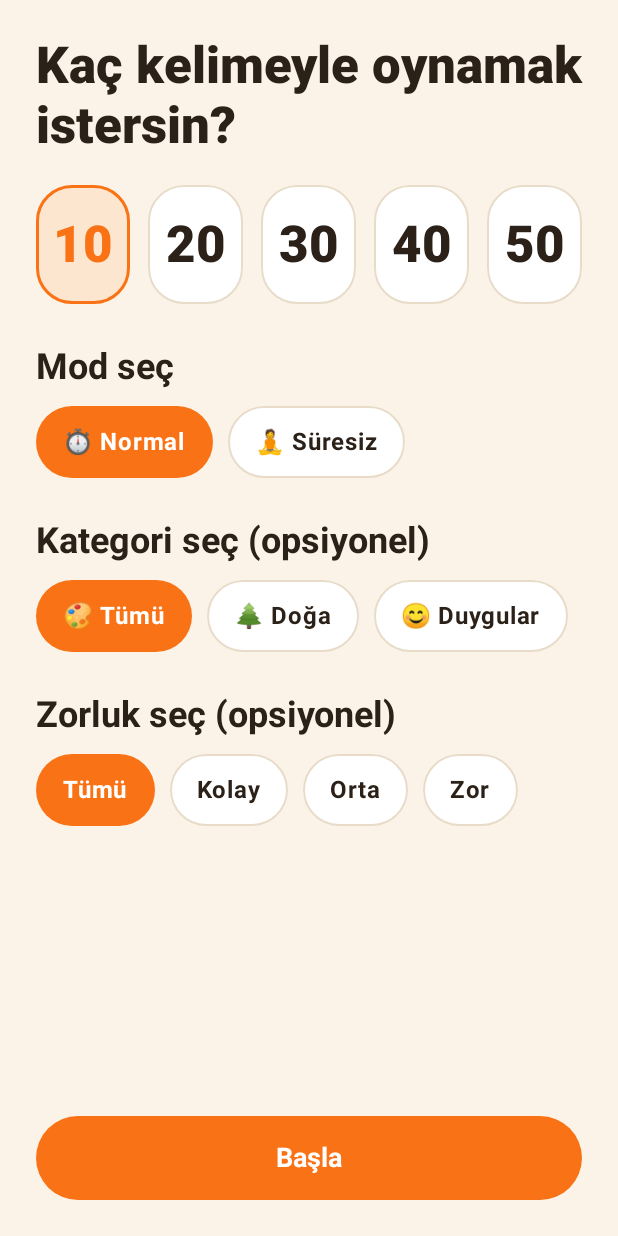
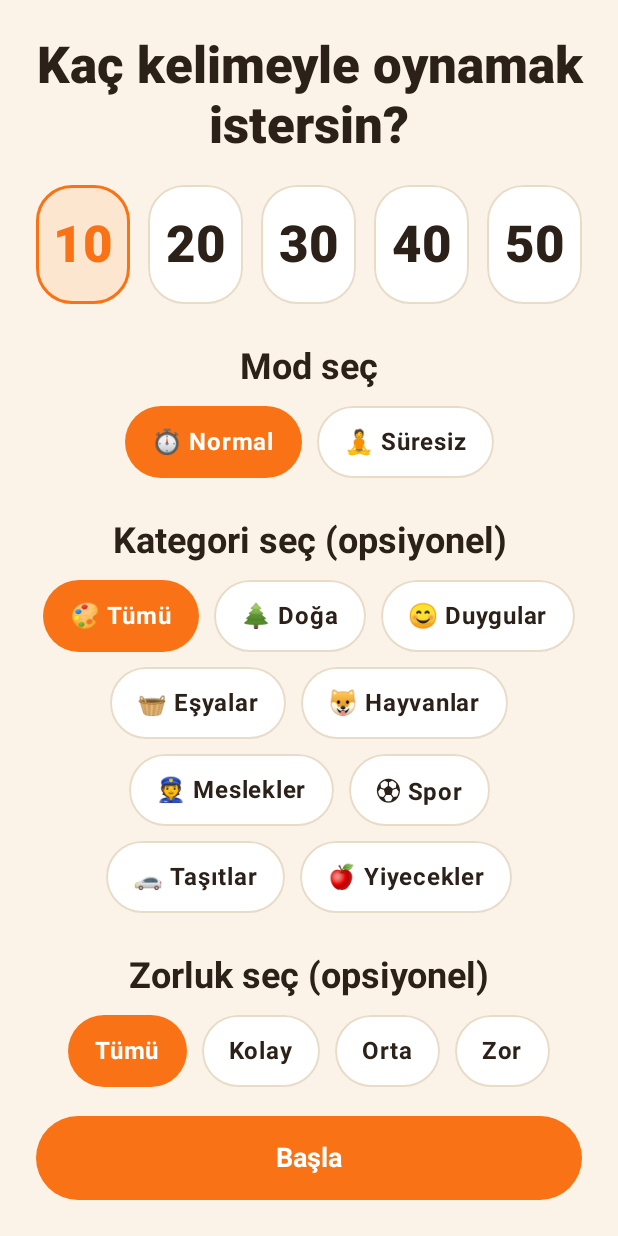
Before and after one commit to sualtikasifi/app-ads, an Android app built with Jetpack Compose: the WordCountScreen screen opened through its navigation route, on a phone screen of 412 x 824 dp. Run offline under Robolectric (Android 15) with nearby library versions, the phone set to English and light mode, and no system bars; our stand-ins replace Dagger/Hilt's generated code.

Commit message:
Center word-count screen content; wrap category chips instead of scrolling
- All section titles and chip rows on the word-count screen are now
  centered instead of left-aligned.
- Category chips moved from a horizontally-scrolling LazyRow to a
  FlowRow, so all ~9 chips wrap onto a couple of lines and stay fully
  visible on screen instead of being scrolled off to the side.

Verified with ./gradlew :app:compileDebugKotlin (no APK build per
request — will assemble when asked).

```diff
--- a/cizim-hafiza/app/src/main/java/com/sualtikasifi/cizimhafiza/presentation/wordcount/WordCountScreen.kt
+++ b/cizim-hafiza/app/src/main/java/com/sualtikasifi/cizimhafiza/presentation/wordcount/WordCountScreen.kt
@@ -2,14 +2,14 @@ package com.sualtikasifi.cizimhafiza.presentation.wordcount
 
 import androidx.compose.foundation.layout.Arrangement
 import androidx.compose.foundation.layout.Column
+import androidx.compose.foundation.layout.ExperimentalLayoutApi
+import androidx.compose.foundation.layout.FlowRow
 import androidx.compose.foundation.layout.Row
 import androidx.compose.foundation.layout.Spacer
 import androidx.compose.foundation.layout.fillMaxSize
 import androidx.compose.foundation.layout.fillMaxWidth
 import androidx.compose.foundation.layout.height
 import androidx.compose.foundation.layout.padding
-import androidx.compose.foundation.lazy.LazyRow
-import androidx.compose.foundation.lazy.items
 import androidx.compose.foundation.rememberScrollState
 import androidx.compose.foundation.verticalScroll
 import androidx.compose.material3.MaterialTheme
@@ -18,8 +18,10 @@ import androidx.compose.material3.Text
 import androidx.compose.runtime.Composable
 import androidx.compose.runtime.collectAsState
 import androidx.compose.runtime.getValue
+import androidx.compose.ui.Alignment
 import androidx.compose.ui.Modifier
 import androidx.compose.ui.res.stringResource
+import androidx.compose.ui.text.style.TextAlign
 import androidx.compose.ui.unit.dp
 import androidx.hilt.navigation.compose.hiltViewModel
 import com.sualtikasifi.cizimhafiza.R
@@ -29,6 +31,7 @@ import com.sualtikasifi.cizimhafiza.presentation.common.PrimaryButton
 import com.sualtikasifi.cizimhafiza.presentation.common.SelectableChip
 import com.sualtikasifi.cizimhafiza.presentation.common.SelectableCountCard
 
+@OptIn(ExperimentalLayoutApi::class)
 @Composable
 fun WordCountScreen(
     onStart: (count: Int, category: String?, difficulty: Difficulty?, mode: GameMode) -> Unit,
@@ -38,8 +41,16 @@ fun WordCountScreen(
 
     Scaffold(containerColor = MaterialTheme.colorScheme.background) { padding ->
         Column(modifier = Modifier.fillMaxSize().padding(padding).padding(24.dp)) {
-            Column(modifier = Modifier.weight(1f).verticalScroll(rememberScrollState())) {
-                Text(text = stringResource(R.string.select_word_count), style = MaterialTheme.typography.headlineLarge)
+            Column(
+                modifier = Modifier.weight(1f).verticalScroll(rememberScrollState()),
+                horizontalAlignment = Alignment.CenterHorizontally
+            ) {
+                Text(
+                    text = stringResource(R.string.select_word_count),
+                    style = MaterialTheme.typography.headlineLarge,
+                    textAlign = TextAlign.Center,
+                    modifier = Modifier.fillMaxWidth()
+                )
                 Spacer(modifier = Modifier.height(20.dp))
 
                 Row(horizontalArrangement = Arrangement.spacedBy(12.dp)) {
@@ -54,7 +65,12 @@ fun WordCountScreen(
                 }
 
                 Spacer(modifier = Modifier.height(28.dp))
-                Text(text = stringResource(R.string.select_mode), style = MaterialTheme.typography.titleLarge)
+                Text(
+                    text = stringResource(R.string.select_mode),
+                    style = MaterialTheme.typography.titleLarge,
+                    textAlign = TextAlign.Center,
+                    modifier = Modifier.fillMaxWidth()
+                )
                 Spacer(modifier = Modifier.height(12.dp))
                 Row(horizontalArrangement = Arrangement.spacedBy(10.dp)) {
                     GameMode.entries.forEach { mode ->
@@ -67,17 +83,27 @@ fun WordCountScreen(
                 }
 
                 Spacer(modifier = Modifier.height(28.dp))
-                Text(text = stringResource(R.string.select_category), style = MaterialTheme.typography.titleLarge)
+                Text(
+                    text = stringResource(R.string.select_category),
+                    style = MaterialTheme.typography.titleLarge,
+                    textAlign = TextAlign.Center,
+                    modifier = Modifier.fillMaxWidth()
+                )
                 Spacer(modifier = Modifier.height(12.dp))
-                LazyRow(horizontalArrangement = Arrangement.spacedBy(10.dp)) {
-                    item {
-                        SelectableChip(
-                            label = "${categoryEmoji(null)} ${stringResource(R.string.all_categories)}",
-                            selected = uiState.selectedCategory == null,
-                            onClick = { viewModel.selectCategory(null) }
-                        )
-                    }
-                    items(uiState.categories) { category ->
+                // FlowRow instead of a horizontally-scrolling LazyRow: with ~9
+                // chips this wraps onto 2-3 lines and the whole set stays on
+                // screen at once, rather than being scrolled off to the side.
+                FlowRow(
+                    horizontalArrangement = Arrangement.spacedBy(10.dp, alignment = Alignment.CenterHorizontally),
+                    verticalArrangement = Arrangement.spacedBy(10.dp),
+                    modifier = Modifier.fillMaxWidth()
+                ) {
+                    SelectableChip(
+                        label = "${categoryEmoji(null)} ${stringResource(R.string.all_categories)}",
+                        selected = uiState.selectedCategory == null,
+                        onClick = { viewModel.selectCategory(null) }
+                    )
+                    uiState.categories.forEach { category ->
                         SelectableChip(
                             label = "${categoryEmoji(category)} $category",
                             selected = uiState.selectedCategory == category,
@@ -87,7 +113,12 @@ fun WordCountScreen(
                 }
 
                 Spacer(modifier = Modifier.height(28.dp))
-                Text(text = stringResource(R.string.select_difficulty), style = MaterialTheme.typography.titleLarge)
+                Text(
+                    text = stringResource(R.string.select_difficulty),
+                    style = MaterialTheme.typography.titleLarge,
+                    textAlign = TextAlign.Center,
+                    modifier = Modifier.fillMaxWidth()
+                )
                 Spacer(modifier = Modifier.height(12.dp))
                 Row(horizontalArrangement = Arrangement.spacedBy(10.dp)) {
                     SelectableChip(
@@ -103,7 +134,6 @@ fun WordCountScreen(
                         )
                     }
                 }
-
             }
 
             PrimaryButton(
```
